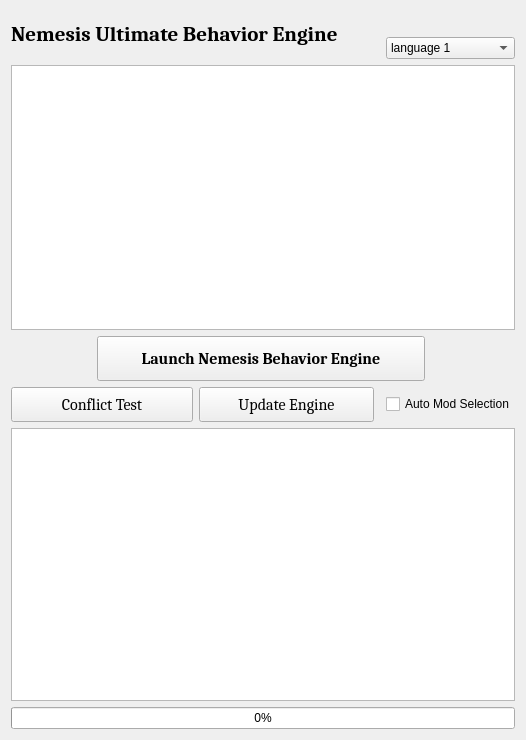
The window that Nemesis Main GUI/NemesisMainGUI.ui (ShikyoKira/Project-New-Reign---Nemesis-Main) describes before a commit, drawn with Qt 5.
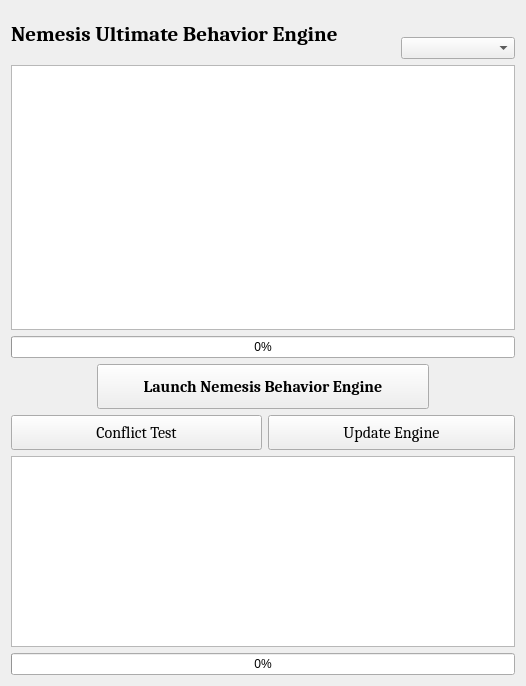
The same window after the commit. Custom widgets are drawn as their Qt base class.

```diff
--- a/Nemesis Main GUI/NemesisMainGUI.ui
+++ b/Nemesis Main GUI/NemesisMainGUI.ui
@@ -7,7 +7,7 @@
     <x>0</x>
     <y>0</y>
     <width>526</width>
-    <height>740</height>
+    <height>686</height>
    </rect>
   </property>
   <property name="sizePolicy">
@@ -19,7 +19,7 @@
   <property name="minimumSize">
    <size>
     <width>526</width>
-    <height>532</height>
+    <height>559</height>
    </size>
   </property>
   <property name="maximumSize">
@@ -35,61 +35,7 @@
    <property name="sizeConstraint">
     <enum>QLayout::SetDefaultConstraint</enum>
    </property>
-   <item row="0" column="7">
-    <spacer name="verticalSpacer">
-     <property name="orientation">
-      <enum>Qt::Vertical</enum>
-     </property>
-     <property name="sizeType">
-      <enum>QSizePolicy::Fixed</enum>
-     </property>
-     <property name="sizeHint" stdset="0">
-      <size>
-       <width>20</width>
-       <height>20</height>
-      </size>
-     </property>
-    </spacer>
-   </item>
-   <item row="3" column="6" colspan="2">
-    <spacer name="horizontalSpacer_3">
-     <property name="orientation">
-      <enum>Qt::Horizontal</enum>
-     </property>
-     <property name="sizeType">
-      <enum>QSizePolicy::Fixed</enum>
-     </property>
-     <property name="sizeHint" stdset="0">
-      <size>
-       <width>80</width>
-       <height>20</height>
-      </size>
-     </property>
-    </spacer>
-   </item>
-   <item row="1" column="5" colspan="3">
-    <widget class="QComboBox" name="comboBox">
-     <property name="contextMenuPolicy">
-      <enum>Qt::ActionsContextMenu</enum>
-     </property>
-     <item>
-      <property name="text">
-       <string>language 1</string>
-      </property>
-     </item>
-     <item>
-      <property name="text">
-       <string>language 2</string>
-      </property>
-     </item>
-     <item>
-      <property name="text">
-       <string>language 3</string>
-      </property>
-     </item>
-    </widget>
-   </item>
-   <item row="2" column="0" colspan="8">
+   <item row="2" column="0" colspan="9">
     <widget class="BehaviorListView" name="modView">
      <property name="sizePolicy">
       <sizepolicy hsizetype="Expanding" vsizetype="Fixed">
@@ -141,7 +87,7 @@
      </attribute>
     </widget>
    </item>
-   <item row="3" column="0">
+   <item row="4" column="0">
     <spacer name="horizontalSpacer">
      <property name="orientation">
       <enum>Qt::Horizontal</enum>
@@ -157,7 +103,67 @@
      </property>
     </spacer>
    </item>
-   <item row="10" column="0" colspan="8">
+   <item row="0" column="8">
+    <spacer name="verticalSpacer">
+     <property name="orientation">
+      <enum>Qt::Vertical</enum>
+     </property>
+     <property name="sizeType">
+      <enum>QSizePolicy::Fixed</enum>
+     </property>
+     <property name="sizeHint" stdset="0">
+      <size>
+       <width>20</width>
+       <height>20</height>
+      </size>
+     </property>
+    </spacer>
+   </item>
+   <item row="3" column="0" colspan="9">
+    <widget class="QProgressBar" name="animProgressBar">
+     <property name="toolTip">
+      <string>Green - Good
+Yellow - OK
+Red - Danger</string>
+     </property>
+     <property name="maximum">
+      <number>10000</number>
+     </property>
+     <property name="value">
+      <number>0</number>
+     </property>
+     <property name="alignment">
+      <set>Qt::AlignCenter</set>
+     </property>
+    </widget>
+   </item>
+   <item row="10" column="0" colspan="9">
+    <widget class="QTextBrowser" name="textBrowser">
+     <property name="sizePolicy">
+      <sizepolicy hsizetype="Expanding" vsizetype="Expanding">
+       <horstretch>0</horstretch>
+       <verstretch>0</verstretch>
+      </sizepolicy>
+     </property>
+     <property name="maximumSize">
+      <size>
+       <width>16777215</width>
+       <height>1000</height>
+      </size>
+     </property>
+     <property name="sizeAdjustPolicy">
+      <enum>QAbstractScrollArea::AdjustToContents</enum>
+     </property>
+     <property name="html">
+      <string>&lt;!DOCTYPE HTML PUBLIC &quot;-//W3C//DTD HTML 4.0//EN&quot; &quot;http://www.w3.org/TR/REC-html40/strict.dtd&quot;&gt;
+&lt;html&gt;&lt;head&gt;&lt;meta name=&quot;qrichtext&quot; content=&quot;1&quot; /&gt;&lt;style type=&quot;text/css&quot;&gt;
+p, li { white-space: pre-wrap; }
+&lt;/style&gt;&lt;/head&gt;&lt;body style=&quot; font-family:'MS Shell Dlg 2'; font-size:8.25pt; font-weight:400; font-style:normal;&quot;&gt;
+&lt;p style=&quot;-qt-paragraph-type:empty; margin-top:0px; margin-bottom:0px; margin-left:0px; margin-right:0px; -qt-block-indent:0; text-indent:0px;&quot;&gt;&lt;br /&gt;&lt;/p&gt;&lt;/body&gt;&lt;/html&gt;</string>
+     </property>
+    </widget>
+   </item>
+   <item row="11" column="0" colspan="9">
     <widget class="QProgressBar" name="progressBar">
      <property name="value">
       <number>0</number>
@@ -170,7 +176,7 @@
      </property>
     </widget>
    </item>
-   <item row="0" column="0" rowspan="2" colspan="4">
+   <item row="0" column="0" rowspan="2" colspan="6">
     <widget class="QLabel" name="label">
      <property name="sizePolicy">
       <sizepolicy hsizetype="Preferred" vsizetype="Fixed">
@@ -200,110 +206,23 @@
      </property>
     </widget>
    </item>
-   <item row="4" column="5" colspan="3">
-    <widget class="QCheckBox" name="checkBox">
-     <property name="sizePolicy">
-      <sizepolicy hsizetype="Fixed" vsizetype="Fixed">
-       <horstretch>0</horstretch>
-       <verstretch>0</verstretch>
-      </sizepolicy>
-     </property>
-     <property name="minimumSize">
-      <size>
-       <width>0</width>
-       <height>0</height>
-      </size>
-     </property>
-     <property name="maximumSize">
-      <size>
-       <width>16777215</width>
-       <height>16777215</height>
-      </size>
-     </property>
-     <property name="text">
-      <string>Auto Mod Selection</string>
-     </property>
-    </widget>
-   </item>
-   <item row="4" column="4">
-    <spacer name="horizontalSpacer_2">
+   <item row="4" column="8">
+    <spacer name="horizontalSpacer_3">
      <property name="orientation">
       <enum>Qt::Horizontal</enum>
      </property>
+     <property name="sizeType">
+      <enum>QSizePolicy::Fixed</enum>
+     </property>
      <property name="sizeHint" stdset="0">
       <size>
-       <width>40</width>
+       <width>80</width>
        <height>20</height>
       </size>
      </property>
     </spacer>
    </item>
-   <item row="4" column="3">
-    <widget class="QPushButton" name="buttonUpdate">
-     <property name="sizePolicy">
-      <sizepolicy hsizetype="Expanding" vsizetype="Fixed">
-       <horstretch>0</horstretch>
-       <verstretch>0</verstretch>
-      </sizepolicy>
-     </property>
-     <property name="minimumSize">
-      <size>
-       <width>165</width>
-       <height>35</height>
-      </size>
-     </property>
-     <property name="maximumSize">
-      <size>
-       <width>1234</width>
-       <height>16777215</height>
-      </size>
-     </property>
-     <property name="font">
-      <font>
-       <family>Cambria</family>
-       <pointsize>12</pointsize>
-      </font>
-     </property>
-     <property name="text">
-      <string>Update Engine</string>
-     </property>
-    </widget>
-   </item>
-   <item row="4" column="0" colspan="3">
-    <widget class="QPushButton" name="buttonCheck">
-     <property name="sizePolicy">
-      <sizepolicy hsizetype="Expanding" vsizetype="Fixed">
-       <horstretch>0</horstretch>
-       <verstretch>0</verstretch>
-      </sizepolicy>
-     </property>
-     <property name="minimumSize">
-      <size>
-       <width>182</width>
-       <height>35</height>
-      </size>
-     </property>
-     <property name="maximumSize">
-      <size>
-       <width>1234</width>
-       <height>16777215</height>
-      </size>
-     </property>
-     <property name="font">
-      <font>
-       <family>Cambria</family>
-       <pointsize>12</pointsize>
-      </font>
-     </property>
-     <property name="text">
-      <string>Conflict Test</string>
-     </property>
-     <property name="setDisabled" stdset="0">
-      <bool>true</bool>
-     </property>
-    </widget>
-   </item>
-   <item row="3" column="1" colspan="5">
+   <item row="4" column="1" colspan="7">
     <widget class="QPushButton" name="buttonLaunch">
      <property name="sizePolicy">
       <sizepolicy hsizetype="Expanding" vsizetype="Fixed">
@@ -330,29 +249,78 @@
      </property>
     </widget>
    </item>
-   <item row="9" column="0" colspan="8">
-    <widget class="QTextBrowser" name="textBrowser">
+   <item row="1" column="7" colspan="2">
+    <widget class="QComboBox" name="comboBox">
+     <property name="contextMenuPolicy">
+      <enum>Qt::ActionsContextMenu</enum>
+     </property>
+    </widget>
+   </item>
+   <item row="5" column="0" colspan="4">
+    <widget class="QPushButton" name="buttonCheck">
      <property name="sizePolicy">
-      <sizepolicy hsizetype="Expanding" vsizetype="Expanding">
+      <sizepolicy hsizetype="Expanding" vsizetype="Fixed">
        <horstretch>0</horstretch>
        <verstretch>0</verstretch>
       </sizepolicy>
      </property>
+     <property name="minimumSize">
+      <size>
+       <width>251</width>
+       <height>35</height>
+      </size>
+     </property>
      <property name="maximumSize">
       <size>
-       <width>16777215</width>
-       <height>1000</height>
+       <width>1234</width>
+       <height>16777215</height>
       </size>
      </property>
-     <property name="sizeAdjustPolicy">
-      <enum>QAbstractScrollArea::AdjustToContents</enum>
+     <property name="font">
+      <font>
+       <family>Cambria</family>
+       <pointsize>12</pointsize>
+      </font>
      </property>
-     <property name="html">
-      <string>&lt;!DOCTYPE HTML PUBLIC &quot;-//W3C//DTD HTML 4.0//EN&quot; &quot;http://www.w3.org/TR/REC-html40/strict.dtd&quot;&gt;
-&lt;html&gt;&lt;head&gt;&lt;meta name=&quot;qrichtext&quot; content=&quot;1&quot; /&gt;&lt;style type=&quot;text/css&quot;&gt;
-p, li { white-space: pre-wrap; }
-&lt;/style&gt;&lt;/head&gt;&lt;body style=&quot; font-family:'MS Shell Dlg 2'; font-size:8.25pt; font-weight:400; font-style:normal;&quot;&gt;
-&lt;p style=&quot;-qt-paragraph-type:empty; margin-top:0px; margin-bottom:0px; margin-left:0px; margin-right:0px; -qt-block-indent:0; text-indent:0px;&quot;&gt;&lt;br /&gt;&lt;/p&gt;&lt;/body&gt;&lt;/html&gt;</string>
+     <property name="cursor">
+      <cursorShape>PointingHandCursor</cursorShape>
+     </property>
+     <property name="text">
+      <string>Conflict Test</string>
+     </property>
+    </widget>
+   </item>
+   <item row="5" column="4" colspan="5">
+    <widget class="QPushButton" name="buttonUpdate">
+     <property name="sizePolicy">
+      <sizepolicy hsizetype="Expanding" vsizetype="Fixed">
+       <horstretch>0</horstretch>
+       <verstretch>0</verstretch>
+      </sizepolicy>
+     </property>
+     <property name="minimumSize">
+      <size>
+       <width>165</width>
+       <height>35</height>
+      </size>
+     </property>
+     <property name="maximumSize">
+      <size>
+       <width>1234</width>
+       <height>16777215</height>
+      </size>
+     </property>
+     <property name="font">
+      <font>
+       <family>Cambria</family>
+       <pointsize>12</pointsize>
+      </font>
+     </property>
+     <property name="cursor">
+      <cursorShape>PointingHandCursor</cursorShape>
+     </property>
+     <property name="text">
+      <string>Update Engine</string>
      </property>
     </widget>
    </item>
```
Left out of the diff: 6 changed lines with no effect on the pictures.
